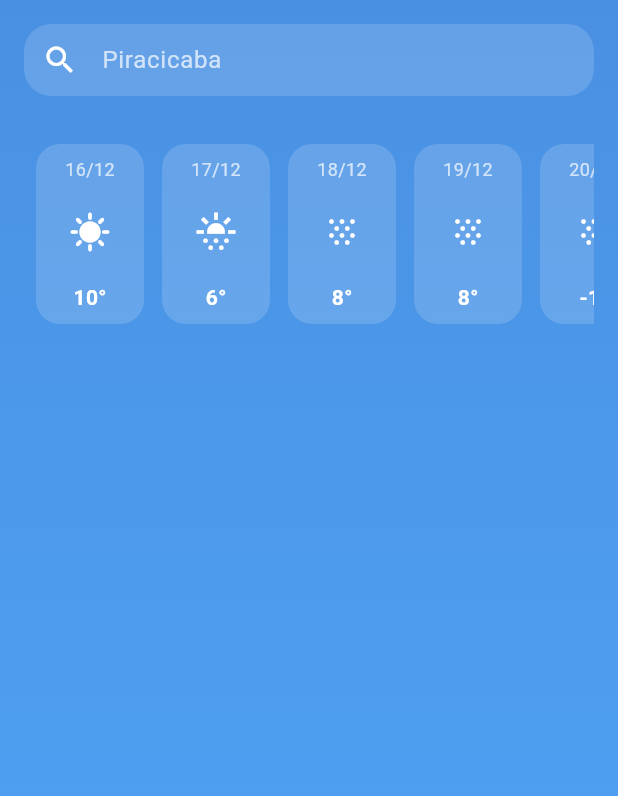
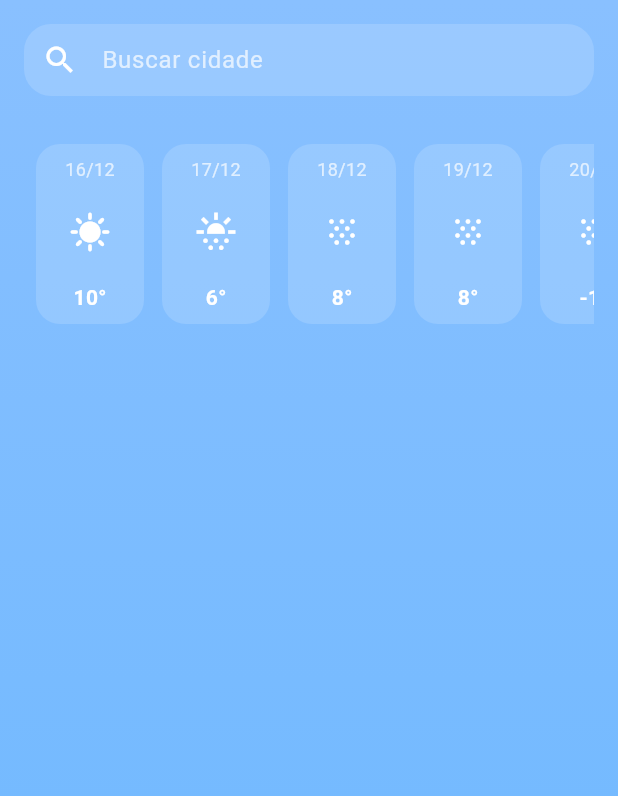
Before and after one commit to GabrielSampaioS/TempoHoje, a Flutter app: the screen it shows after launch, on a phone screen of 412 x 824 dp. Shown: the top 796 px of the screen. Run offline on Flutter 3.47's test engine with Material 3 defaults, Android fonts, the light colour scheme and no system bars; our stand-ins replace flutter_dotenv.

Commit message:
Atualizando UI e Icon

```diff
--- a/lib/app/datasources/openweather_datasource.dart
+++ b/lib/app/datasources/openweather_datasource.dart
@@ -45,6 +45,7 @@ class OpenWeatherDatasource implements WeatherDatasource {
     final uriFinal = Uri.https(_host, '/data/2.5/weather', {
       'lat': lat.toString(),
       'lon': lon.toString(),
+      'lang': "pt_br",
       'appid': apiKey,
     });
 
@@ -55,6 +56,5 @@ class OpenWeatherDatasource implements WeatherDatasource {
     }
 
     return jsonDecode(response.body);
-
   }
 }
--- a/lib/app/model/weather_model.dart
+++ b/lib/app/model/weather_model.dart
@@ -1,4 +1,5 @@
 class WeatherModel {
+  final String iconWeatherUrl;
   final double temperature;
   final double feelsLike;
   final int humidity;
@@ -6,6 +7,8 @@ class WeatherModel {
   final String nameCity;
   final String nameCountry;
   final String windSpeed;
+  final double tempMin;
+  final double tempMax;
 
   WeatherModel({
     required this.temperature,
@@ -15,17 +18,23 @@ class WeatherModel {
     required this.nameCity,
     required this.nameCountry,
     required this.windSpeed,
+    required this.tempMin,
+    required this.tempMax,
+    required this.iconWeatherUrl,
   });
 
   factory WeatherModel.fromJson(Map<String, dynamic> json) {
     return WeatherModel(
       temperature: (json['main']['temp'] as num).toDouble(),
       feelsLike: (json['main']['feels_like'] as num).toDouble(),
+      tempMin: (json['main']['temp_min'] as num).toDouble(),
+      tempMax: (json['main']['temp_max'] as num).toDouble(),
       humidity: json['main']['humidity'],
       description: json['weather'][0]['description'],
       nameCountry: json['sys']['country'],
       nameCity: json['name'],
       windSpeed: json['wind']['speed'].toString(),
+      iconWeatherUrl: json['weather'][0]['icon'].toString(),
     );
   }
 }
--- a/lib/app/viewmodels/location_by_city.dart
+++ b/lib/app/viewmodels/location_by_city.dart
@@ -55,8 +55,6 @@ class LocationByCityViewModel extends ChangeNotifier {
       _loading = true;
       notifyListeners();
 
-      // MOCK (troca pela API depois)
-
       final result = await datasource.fetchWeather(
         lat: location.lat,
         lon: location.lon,
--- a/lib/ui/screens/home_page.dart
+++ b/lib/ui/screens/home_page.dart
@@ -25,7 +25,10 @@ class _HomePageState extends State<HomePage> {
           gradient: LinearGradient(
             begin: Alignment.topCenter,
             end: Alignment.bottomCenter,
-            colors: [Color(0xFF4A90E2), Color(0xFF50A7F9)],
+            colors: [
+              Color.fromARGB(255, 137, 192, 255),
+              Color.fromARGB(255, 106, 183, 255),
+            ],
           ),
         ),
         child: SafeArea(
@@ -46,7 +49,7 @@ class _HomePageState extends State<HomePage> {
                     style: const TextStyle(color: Colors.white),
                     decoration: const InputDecoration(
                       icon: Icon(Icons.search, color: Colors.white),
-                      hintText: 'Piracicaba',
+                      hintText: 'Buscar cidade',
                       hintStyle: TextStyle(color: Colors.white70),
                       border: InputBorder.none,
                     ),
```
Also changed, not shown: lib/ui/components/preveHoje.dart (+48 -17 lines).
